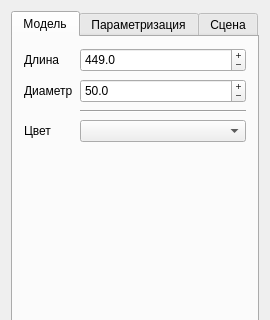
This is PneumocylinderConfigurator/ParamsWidget.ui in seleznevladislav/Pneumopress- as Qt 5 draws it before an edit; both pictures show x 0 to 270 and y 0 to 320 of the 270 by 460 pixel window. The edited form follows.
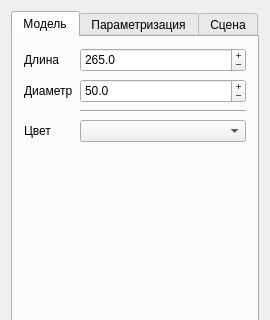
This is the edited form.

```diff
--- a/PneumocylinderConfigurator/ParamsWidget.ui
+++ b/PneumocylinderConfigurator/ParamsWidget.ui
@@ -72,16 +72,16 @@
             <number>1</number>
            </property>
            <property name="minimum">
-            <double>155.000000000000000</double>
+            <double>250.000000000000000</double>
            </property>
            <property name="maximum">
-            <double>900.000000000000000</double>
+            <double>320.000000000000000</double>
            </property>
            <property name="singleStep">
             <double>10.000000000000000</double>
            </property>
            <property name="value">
-            <double>449.000000000000000</double>
+            <double>265.000000000000000</double>
            </property>
           </widget>
          </item>
```
Left out of the diff: 2 changed lines with no effect on the pictures.
